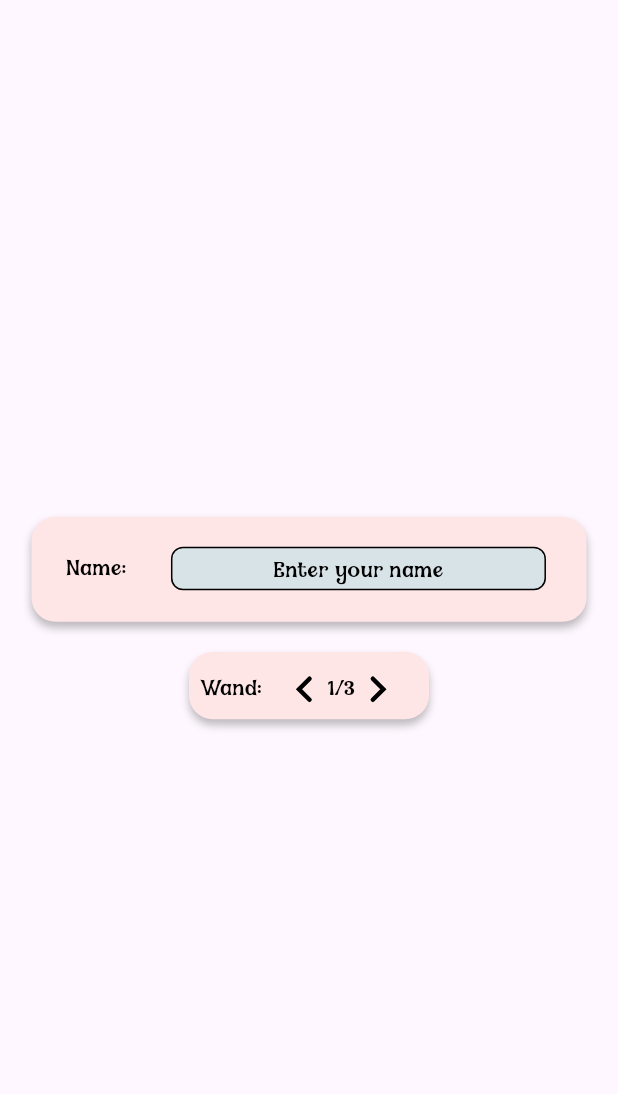
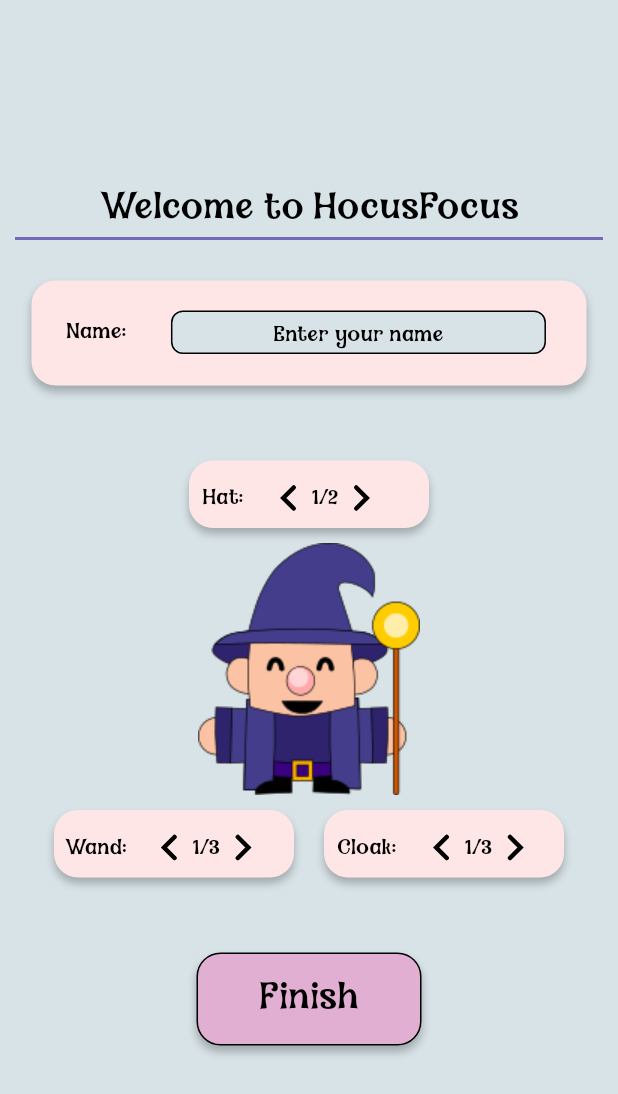
Before and after one commit to nspyrop03/hocus_focus, a Flutter app: the screen it shows after launch, on a phone screen of 412 x 824 dp. Shown: the top 1094 px of the screen. Run offline on Flutter 3.47's test engine with Material 3 defaults, Android fonts, the phone set to English and light mode, and no system bars; our stand-ins replace flutter_svg.

Commit message:
Added first version of WelcomePage

```diff
--- a/lib/main.dart
+++ b/lib/main.dart
@@ -1,5 +1,6 @@
 import 'package:flutter/material.dart';
 import 'package:hocus_focus/screens/welcome_page.dart';
+import 'package:hocus_focus/styles/colors.dart';
 
 void main() {
   runApp(const MyApp());
@@ -14,7 +15,8 @@ class MyApp extends StatelessWidget {
     return MaterialApp(
       title: 'Hocus Focus',
       theme: ThemeData(
-        colorScheme: ColorScheme.fromSeed(seedColor: Colors.deepPurple),
+        //colorScheme: ColorScheme.fromSeed(seedColor: Colors.deepPurple),
+        scaffoldBackgroundColor: MyColors.background,
         useMaterial3: true,
       ),
       home: WelcomePage()
--- a/lib/screens/welcome_page.dart
+++ b/lib/screens/welcome_page.dart
@@ -9,9 +9,26 @@ class WelcomePage extends StatelessWidget {
         child: Column(
           mainAxisAlignment: MainAxisAlignment.center,
           children: [
+            SafeArea(
+              child: PageTitleWidget(title: "Welcome to HocusFocus")
+            ),
+            SizedBox(height: 20),
             NameInputFullBoxWidget(),
-            SizedBox(height: 20),
-            ChangeAppearanceWidget(name: 'Wand:', maxSelections: 3,),
+            SizedBox(height: 50),
+            ChangeAppearanceWidget(name: "Hat: ", maxSelections: 2),
+            SizedBox(height: 10),
+            WizardIconWidget(),
+            SizedBox(height: 10),
+            Row(
+              mainAxisAlignment: MainAxisAlignment.center,
+              children: [
+                ChangeAppearanceWidget(name: 'Wand:', maxSelections: 3,),
+                SizedBox(width: 20),
+                ChangeAppearanceWidget(name: 'Cloak: ', maxSelections: 3),
+              ],
+            ),
+            SizedBox(height: 50,),
+            CreateButtonWidget(text: 'Finish'),
           ],
         ),
       )
--- a/lib/styles/styles.dart
+++ b/lib/styles/styles.dart
@@ -6,6 +6,15 @@ class MyStyles {
     color: Color(0xff000000),
     fontFamily: 'AvolisseDEMO',
     fontSize: 14,
+    letterSpacing: 0,
+    fontWeight: FontWeight.normal,
+    height: 1
+  );
+
+  static const TextStyle magic24 = TextStyle(
+    color: Color(0xff000000),
+    fontFamily: 'AvolisseDEMO',
+    fontSize: 24,
     letterSpacing: 0,
     fontWeight: FontWeight.normal,
     height: 1
--- a/lib/widgets/welcome_widgets.dart
+++ b/lib/widgets/welcome_widgets.dart
@@ -90,14 +90,14 @@ class ChangeAppearanceWidget extends StatefulWidget {
   final dynamic name;
   final dynamic maxSelections;
 
-  const ChangeAppearanceWidget({super.key, required this.name, required this.maxSelections});
+  const ChangeAppearanceWidget(
+      {super.key, required this.name, required this.maxSelections});
 
   @override
   State<ChangeAppearanceWidget> createState() => _ChangeAppearanceWidgetState();
 }
 
 class _ChangeAppearanceWidgetState extends State<ChangeAppearanceWidget> {
-
   var currentSelection = 1;
 
   @override
@@ -143,7 +143,8 @@ class _ChangeAppearanceWidgetState extends State<ChangeAppearanceWidget> {
                             onTap: () {
                               print('Tapped previous');
                               setState(() {
-                                currentSelection = math.max(1, currentSelection - 1);
+                                currentSelection =
+                                    math.max(1, currentSelection - 1);
                               });
                             },
                             child: SvgPicture.asset(
@@ -161,7 +162,8 @@ class _ChangeAppearanceWidgetState extends State<ChangeAppearanceWidget> {
                             onTap: () {
                               print('Tapped next');
                               setState(() {
-                                currentSelection = math.min(widget.maxSelections, currentSelection + 1);
+                                currentSelection = math.min(
+                                    widget.maxSelections, currentSelection + 1);
                               });
                             },
                             child: SvgPicture.asset(
@@ -177,3 +179,84 @@ class _ChangeAppearanceWidgetState extends State<ChangeAppearanceWidget> {
         ]));
   }
 }
+
+class CreateButtonWidget extends StatelessWidget {
+  final dynamic text;
+
+  const CreateButtonWidget({super.key, required this.text});
+  @override
+  Widget build(BuildContext context) {
+    // Figma Flutter Generator CreatebuttonWidget - INSTANCE
+    return SizedBox(
+        width: 150,
+        height: 62,
+        child: GestureDetector(
+            onTap: () {
+              print('Button pressed');
+            },
+            child: Stack(children: <Widget>[
+              Positioned(
+                  top: 0,
+                  left: 0,
+                  child: Container(
+                      width: 150,
+                      height: 62,
+                      decoration: BoxDecoration(
+                        borderRadius: MyStyles.roundBox16,
+                        boxShadow: [
+                          MyStyles.boxShadowBasic,
+                        ],
+                        color: MyColors.secondary,
+                        border: MyStyles.borderAll1,
+                      ))),
+              Center(
+                child: Text(
+                  text,
+                  textAlign: TextAlign.center,
+                  style: MyStyles.magic24,
+                ),
+              ),
+            ])));
+  }
+}
+
+class PageTitleWidget extends StatelessWidget {
+  final dynamic title;
+  const PageTitleWidget({super.key, required this.title});
+
+  @override
+  Widget build(BuildContext context) {
+    return Column(
+      mainAxisSize: MainAxisSize.min,
+      children: [
+        Text(
+          title,
+          textAlign: TextAlign.left,
+          style: MyStyles.magic24,
+        ),
+        Divider(
+          color: MyColors.details,
+          thickness: 2,
+          indent: 10,
+          endIndent: 10,
+        ),
+      ],
+    );
+  }
+}
+
+//===== It needs a ton of changes, maybe even seperate file!!! =====\\
+class WizardIconWidget extends StatelessWidget {
+  @override
+  Widget build(BuildContext context) {
+    // Figma Flutter Generator WizardiconWidget - RECTANGLE
+    return Container(
+        width: 148,
+        height: 168,
+        decoration: BoxDecoration(
+          image: DecorationImage(
+              image: AssetImage('assets/images/Wizardicon.png'),
+              fit: BoxFit.fitWidth),
+        ));
+  }
+}
```
Also changed, not shown: assets/images/Wizardicon.png (added).
